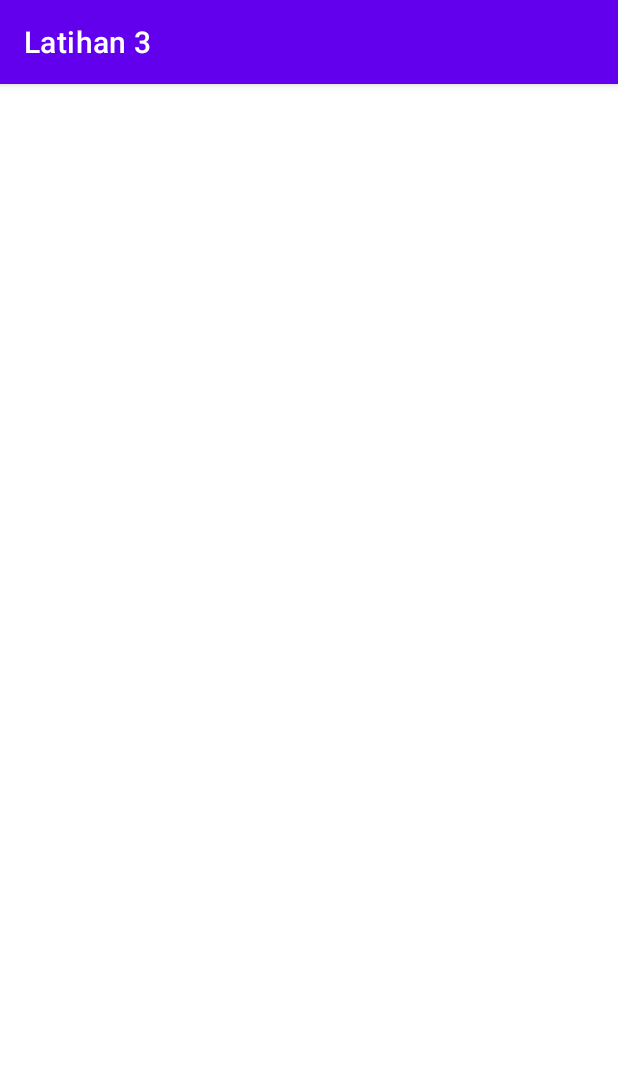
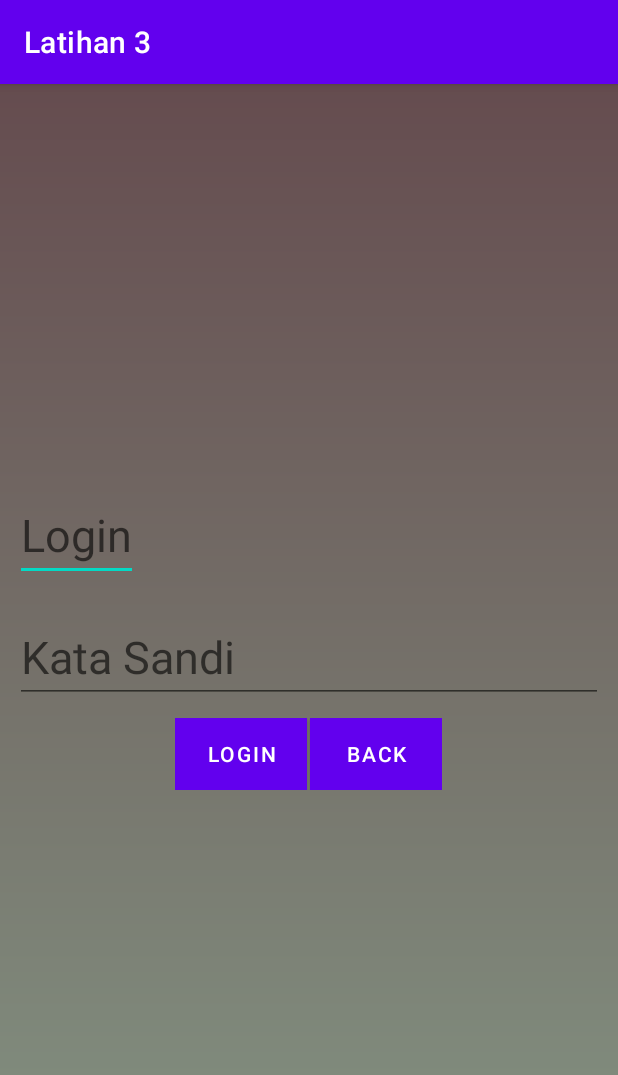
Before and after one commit to gricowijaya/MobileApp, an Android app: the LoginPageActivity screen opened directly, with no data from a screen before it, on a phone screen of 412 x 824 dp. Shown: the top 1075 px of the screen. Run offline under Robolectric (Android 15) with nearby library versions, the phone set to English and light mode, and no system bars.

Commit message:
update Login Component

```diff
--- a/app/src/main/java/id/gricowijaya/latihan3/model/LoginModel.java
+++ b/app/src/main/java/id/gricowijaya/latihan3/model/LoginModel.java
@@ -1,4 +1,54 @@
 package id.gricowijaya.latihan3.model;
 
-public class LoginModel {
+import android.app.AlertDialog;
+import android.app.Dialog;
+import android.content.Context;
+import android.content.DialogInterface;
+import android.content.Intent;
+import android.icu.text.UnicodeSetIterator;
+import android.os.Bundle;
+import android.view.View;
+import android.widget.EditText;
+import android.widget.Toast;
+
+import androidx.fragment.app.DialogFragment;
+
+import id.gricowijaya.latihan3.R;
+import id.gricowijaya.latihan3.activity.LoginPageActivity;
+import id.gricowijaya.latihan3.activity.RegistrationFormActivity;
+
+public class LoginModel extends DialogFragment {
+
+
+    public AlertDialog back(View view, Context context) {
+        AlertDialog.Builder builder = new AlertDialog.Builder(view.getContext());
+
+        builder.setMessage(R.string.backConfirmation)
+                .setTitle(R.string.backTitle)
+                    .setPositiveButton(R.string.confirm, new DialogInterface.OnClickListener() {
+                        public void onClick(DialogInterface dialog, int id) {
+                            Intent goToRegister = new Intent(context, RegistrationFormActivity.class);
+                            startActivityForResult(goToRegister, 1);
+                        }
+                    })
+
+                    .setNegativeButton(R.string.deny, new DialogInterface.OnClickListener() {
+                        public void onClick(DialogInterface dialog, int id) {
+                            Intent goToLogin = new Intent(context, LoginPageActivity.class);
+                            startActivityForResult(goToLogin, 1);
+                        }
+                    })
+        .show(); // Agar Dapat berhasil memunculkan dialog tersebut
+
+
+        AlertDialog dialog = builder.create();
+
+        return dialog;
+    }
+
+    public void notification(Context context, EditText name) {
+        int duration = Toast.LENGTH_SHORT;
+        Toast toast = Toast.makeText(context, name.getText(), duration);
+        toast.show();
+    }
 }
--- a/app/src/main/res/layout/activity_login.xml
+++ b/app/src/main/res/layout/activity_login.xml
@@ -4,6 +4,68 @@
     xmlns:tools="http://schemas.android.com/tools"
     android:layout_width="match_parent"
     android:layout_height="match_parent"
-    tools:context=".activity.LoginPageActivity">
-
+    tools:context=".activity.LoginPageActivity"
+    android:orientation="vertical"
+    android:background="@drawable/background">
+    <LinearLayout
+        android:layout_width="match_parent"
+        android:layout_height="match_parent"
+        android:layout_marginTop="260dp"
+        android:orientation="vertical">
+        <LinearLayout
+            android:layout_width="wrap_content"
+            android:layout_height="wrap_content"
+            android:orientation="vertical"
+            android:layout_margin="10dp">
+            <EditText
+                android:id="@+id/loginInput"
+                android:layout_width="match_parent"
+                android:layout_height="wrap_content"
+                android:hint="@string/login"
+                android:textSize="30dp">
+            </EditText>
+        </LinearLayout>
+        <LinearLayout
+            android:layout_width="match_parent"
+            android:layout_height="match_parent"
+            android:orientation="vertical"
+            android:layout_gravity="center"
+            android:layout_margin="10dp">
+            <EditText
+                android:id="@+id/passwordInput"
+                android:layout_width="match_parent"
+                android:layout_height="wrap_content"
+                android:hint="@string/password"
+                android:inputType="textPassword"
+                android:textSize="30dp">
+            </EditText>
+            <LinearLayout
+                android:layout_width="wrap_content"
+                android:layout_height="wrap_content"
+                android:orientation="horizontal"
+                android:layout_gravity="center"
+                android:layout_marginTop="10dp"
+                android:gravity="">
+                <Button
+                    android:id="@+id/buttonLogin"
+                    android:layout_width="wrap_content"
+                    android:layout_height="wrap_content"
+                    android:gravity="center"
+                    android:layout_gravity="center"
+                    android:background="@color/emerald"
+                    android:text="@string/login">
+                </Button>
+                <Button
+                    android:id="@+id/buttonBack"
+                    android:layout_width="wrap_content"
+                    android:layout_height="wrap_content"
+                    android:layout_marginLeft="2dp"
+                    android:gravity="center"
+                    android:layout_gravity="center"
+                    android:background="@color/emerald"
+                    android:text="@string/back">
+                </Button>
+            </LinearLayout>
+        </LinearLayout>
+    </LinearLayout>
 </LinearLayout>
```
